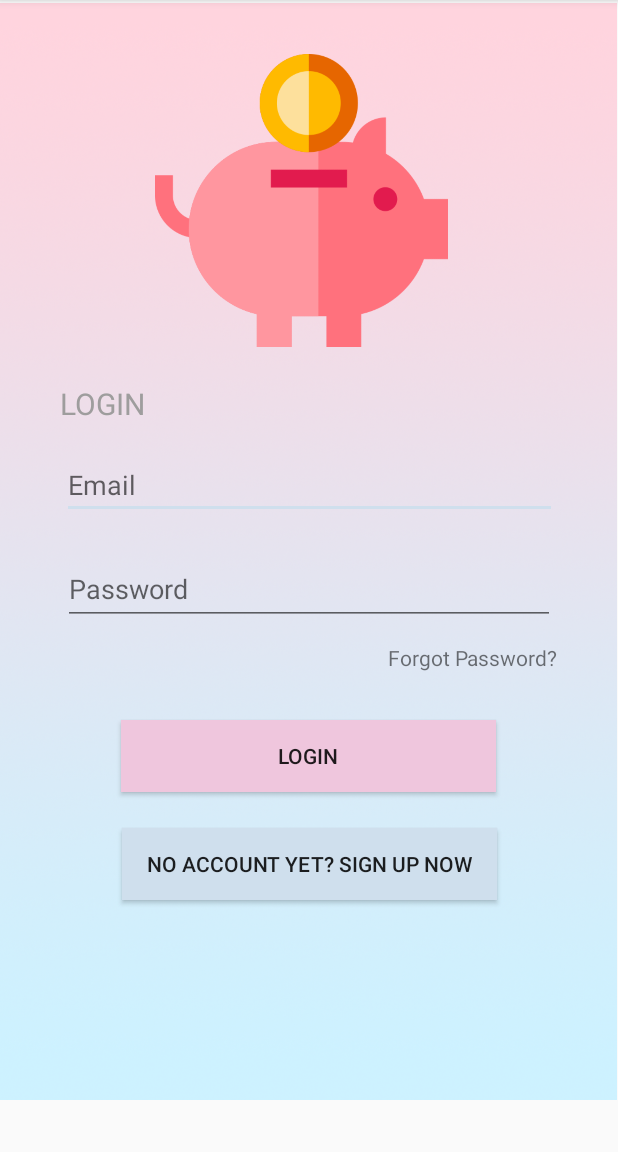
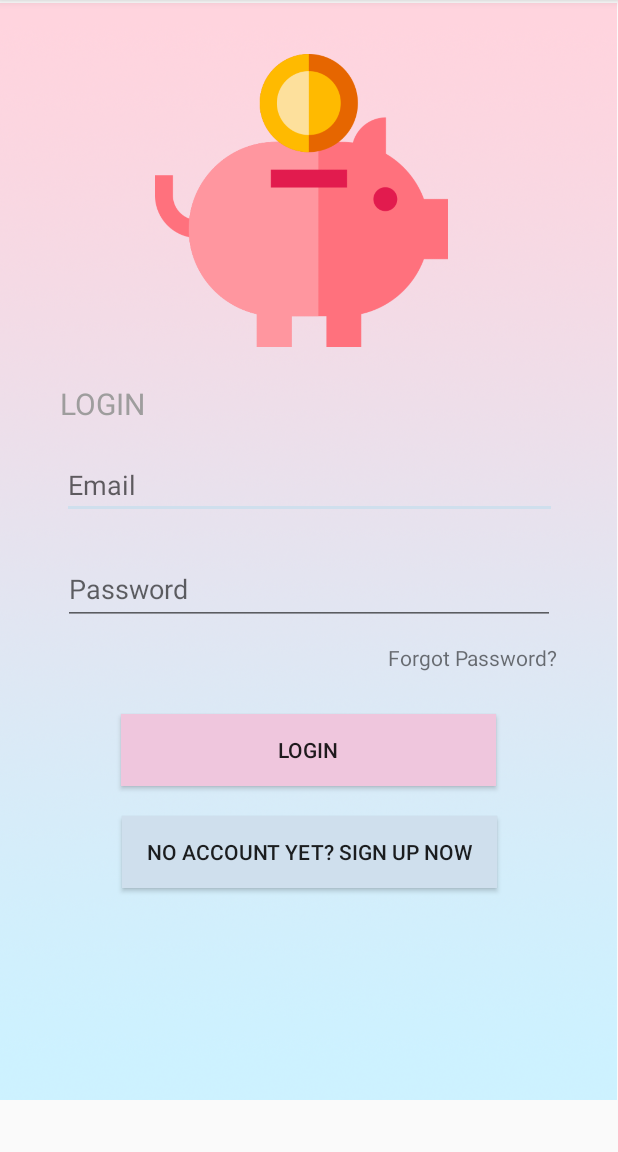
Before and after one commit to MinNamgung/Team2TermProject, an Android app: the screen it shows after launch (MainActivity), on a phone screen of 412 x 824 dp, the part 84-1236 px from its top. Run offline under Robolectric (Android 15) with nearby library versions, the phone set to English and light mode, and no system bars; Roboto replaces fonts that are not available here.

Commit message:
Added robot fonts and new layouts

```diff
--- a/app/src/main/res/layout/activity_main.xml
+++ b/app/src/main/res/layout/activity_main.xml
@@ -11,7 +11,7 @@
         android:layout_width="250dp"
         android:layout_height="48dp"
         android:layout_marginStart="100dp"
-        android:layout_marginTop="32dp"
+        android:layout_marginTop="28dp"
         android:layout_marginEnd="100dp"
         android:background="@color/colorAccent2"
         android:text="@string/lginBtnTxt"
@@ -25,7 +25,7 @@
         android:layout_width="250dp"
         android:layout_height="48dp"
         android:layout_marginStart="100dp"
-        android:layout_marginTop="24dp"
+        android:layout_marginTop="20dp"
         android:layout_marginEnd="100dp"
         android:background="@color/colorAccent"
         android:text="@string/CrtAccntBtnTxt"
@@ -39,7 +39,7 @@
         android:layout_height="735dp"
         app:srcCompat="@drawable/background"
         tools:layout_editor_absoluteX="0dp"
-        tools:layout_editor_absoluteY="0dp" />
+        tools:layout_editor_absoluteY="-2dp" />
 
     <ImageView
         android:id="@+id/imageView5"
```
Also changed, not shown: app/src/main/res/font/roboto_thin.xml (added, +7 -0 lines).
